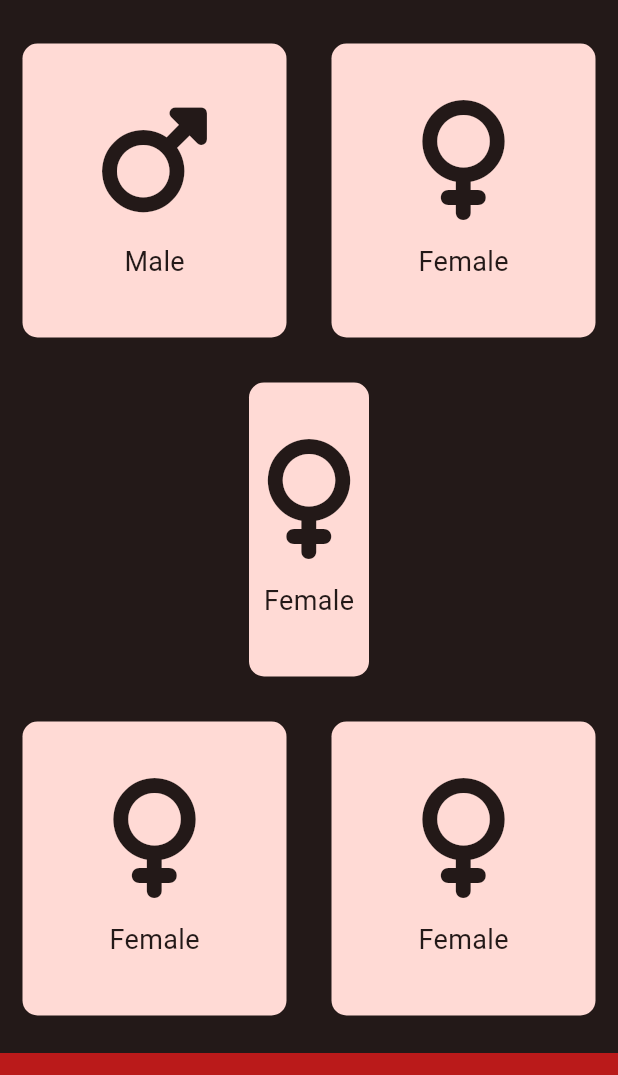
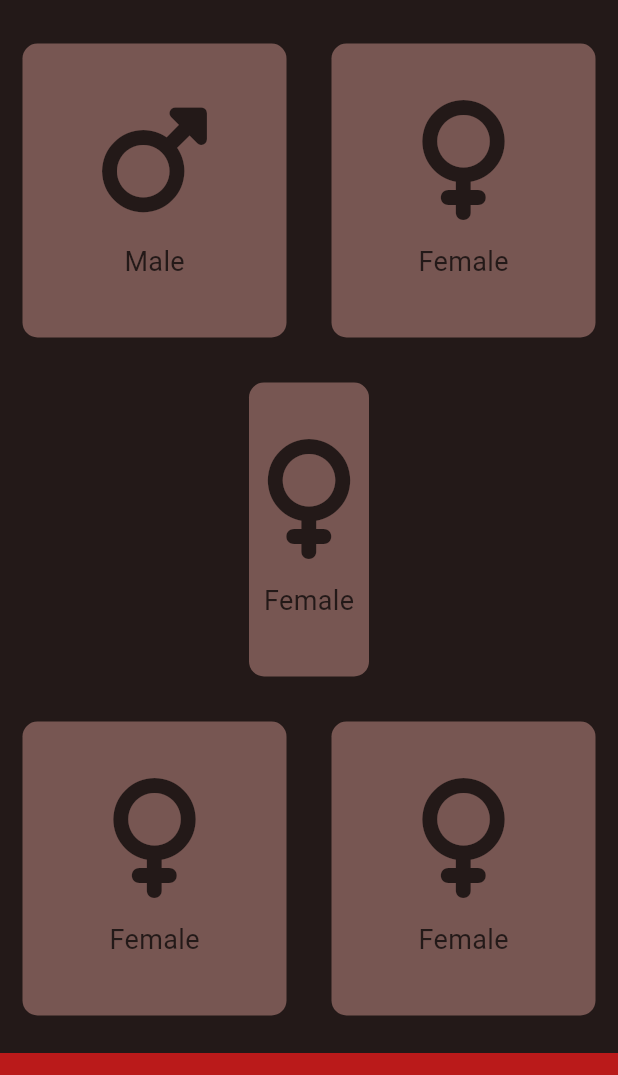
Before and after one commit to yonathanavila/bmi_calculator_flutter, a Flutter app: the screen it shows after launch, on a phone screen of 412 x 824 dp, the part 63-1138 px from its top. Run offline on Flutter 3.47's test engine with Material 3 defaults, Android fonts, the phone set to English and light mode, and no system bars; our stand-ins replace font_awesome_flutter.

Commit message:
add active and inactive state color

```diff
--- a/lib/input_page.dart
+++ b/lib/input_page.dart
@@ -6,6 +6,8 @@ import 'icon_content.dart';
 import 'reusable_card.dart';
 
 const bottomContainerHeight = 80.0;
+const activeCardColour = Color(0xff775652);
+const inactiveCardColour = Color(0xff904a42);
 
 class InputPage extends StatefulWidget {
   const InputPage({super.key, required this.title});
@@ -17,11 +19,29 @@ class InputPage extends StatefulWidget {
 }
 
 class _InputPageState extends State<InputPage> {
+
+  Color maleCardColour = activeCardColour;
+  Color femaleCardColour = activeCardColour;
+  static const Color textCardColour = Color(0xff231918);
+
+  void updateColor(int gender) {
+
+    if(gender==1){
+      setState(() {
+        if(maleCardColour == inactiveCardColour){
+          maleCardColour =  activeCardColour;
+        } else {
+          maleCardColour = inactiveCardColour;
+        }
+
+        print(maleCardColour);
+      });
+    }
+
+  }
+
   @override
   Widget build(BuildContext context) {
-    final Color backgroudColor = Theme.of(context).colorScheme.primaryContainer;
-    final Color itemsColor = Theme.of(context).colorScheme.onSurface;
-
     return Scaffold(
       appBar: AppBar(
         backgroundColor: Theme.of(context).colorScheme.onSurface,
@@ -34,20 +54,30 @@ class _InputPageState extends State<InputPage> {
             child: Row(
               children: [
                 Expanded(
-                  child: ReusableCard(
-                    colour: backgroudColor,
-                    cardChild: IconContent(
-                      color: itemsColor,
-                      genre: "male",
+                  child: GestureDetector(
+                    onTap: () {
+                      updateColor(1);
+                    },
+                    child: ReusableCard(
+                      colour: maleCardColour,
+                      cardChild: IconContent(
+                        color: textCardColour,
+                        genre: "male",
+                      ),
                     ),
                   ),
                 ),
                 Expanded(
-                  child: ReusableCard(
-                    colour: backgroudColor,
-                    cardChild:  IconContent(
-                      color: itemsColor,
-                      genre: "female",
+                  child: GestureDetector(
+                    onTap: () {
+                      updateColor(1);
+                    },
+                    child: ReusableCard(
+                      colour: maleCardColour,
+                      cardChild: IconContent(
+                        color: textCardColour,
+                        genre: "female",
+                      ),
                     ),
                   ),
                 ),
@@ -56,9 +86,9 @@ class _InputPageState extends State<InputPage> {
           ),
           Expanded(
             child: ReusableCard(
-              colour: backgroudColor,
-              cardChild:  IconContent(
-                color: itemsColor,
+              colour: maleCardColour,
+              cardChild: IconContent(
+                color: textCardColour,
                 genre: "female",
               ),
             ),
@@ -68,18 +98,18 @@ class _InputPageState extends State<InputPage> {
               children: [
                 Expanded(
                   child: ReusableCard(
-                    colour: backgroudColor,
-                    cardChild:  IconContent(
-                      color: itemsColor,
+                    colour: maleCardColour,
+                    cardChild: IconContent(
+                      color: textCardColour,
                       genre: "female",
                     ),
                   ),
                 ),
                 Expanded(
                   child: ReusableCard(
-                    colour: backgroudColor,
-                    cardChild:  IconContent(
-                      color: itemsColor,
+                    colour: maleCardColour,
+                    cardChild: IconContent(
+                      color: textCardColour,
                       genre: "female",
                     ),
                   ),
```
